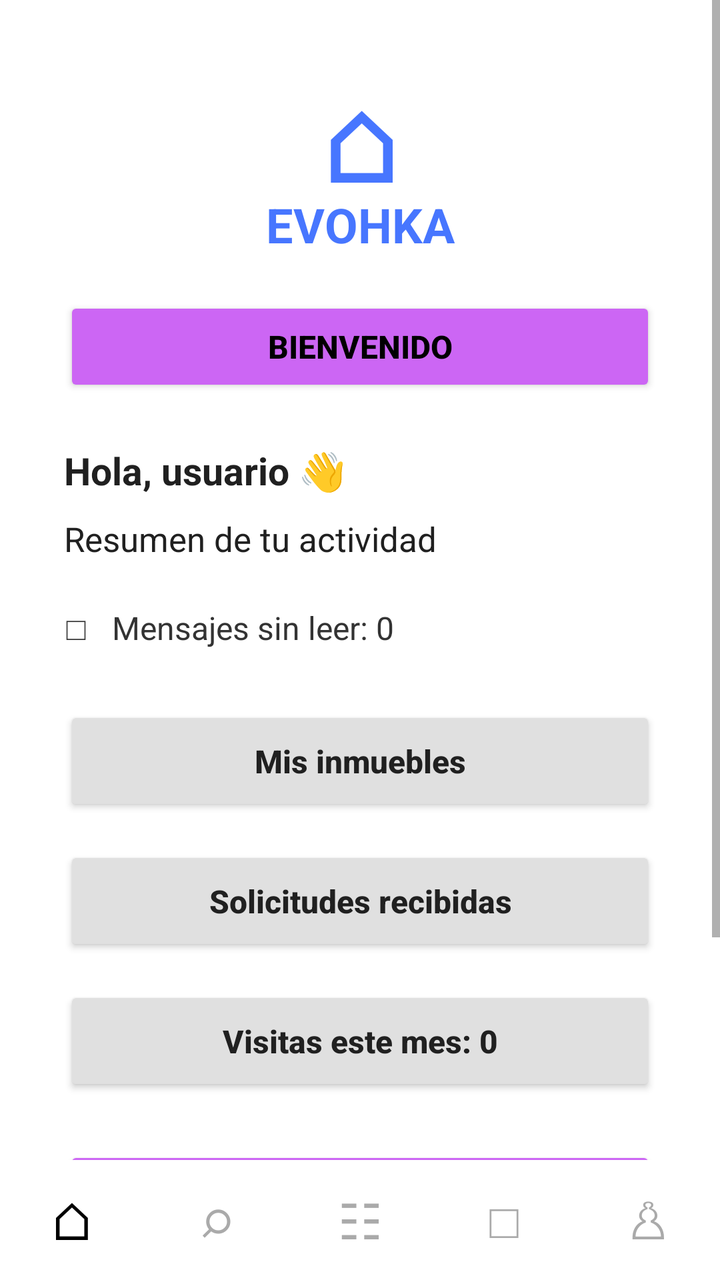
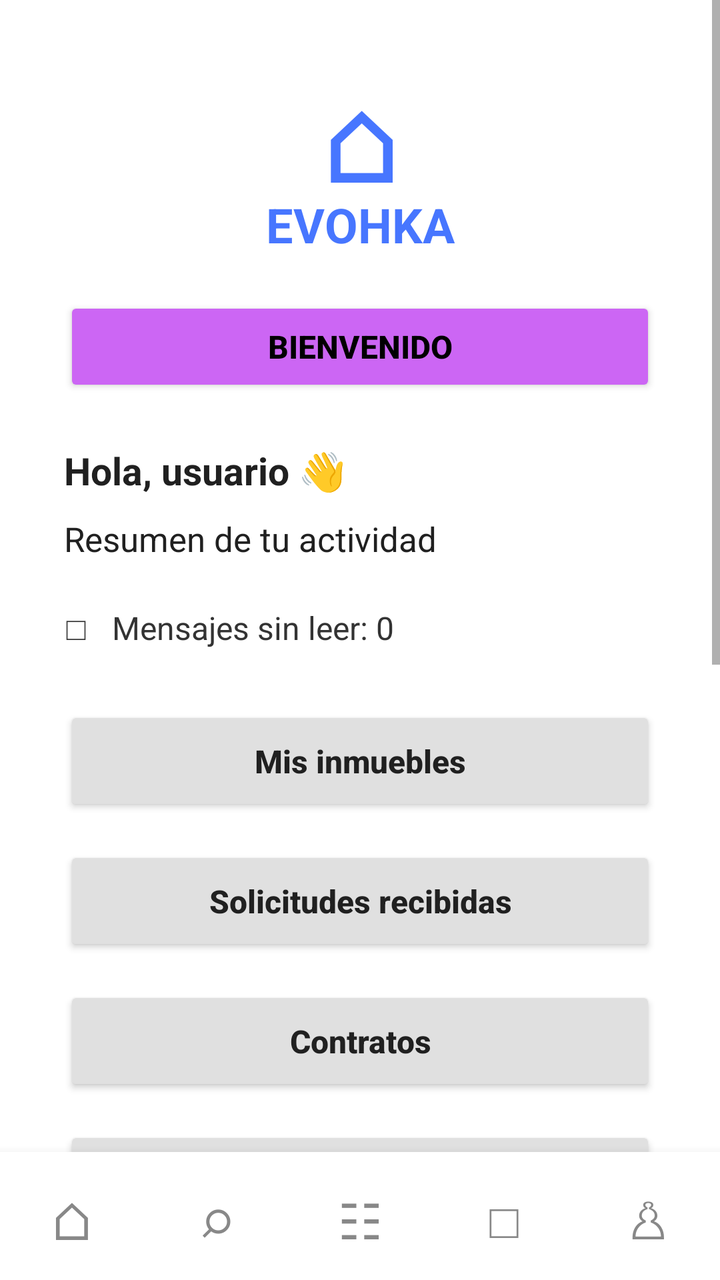

Screens rendered from an Android XML layout before and after an edit, with the pre-edit source and the edit as a unified diff.
<!-- AndroidManifest.xml: application theme Theme.EvohkaApp -->
<!-- res/layout/activity_inicio_propietario.xml -->
<?xml version="1.0" encoding="utf-8"?>
<LinearLayout xmlns:android="http://schemas.android.com/apk/res/android"
    android:layout_width="match_parent"
    android:layout_height="match_parent"
    android:orientation="vertical"
    android:background="#FFFFFF">

    <ScrollView
        android:layout_width="match_parent"
        android:layout_height="0dp"
        android:layout_weight="1"
        android:fillViewport="true">

        <LinearLayout
            android:layout_width="match_parent"
            android:layout_height="wrap_content"
            android:orientation="vertical"
            android:paddingStart="32dp"
            android:paddingEnd="32dp"
            android:paddingTop="40dp"
            android:paddingBottom="25dp">

            <TextView
                android:layout_width="match_parent"
                android:layout_height="wrap_content"
                android:text="⌂"
                android:textAlignment="center"
                android:textColor="#4776FF"
                android:textSize="48sp"
                android:textStyle="bold" />

            <TextView
                android:layout_width="match_parent"
                android:layout_height="wrap_content"
                android:layout_marginTop="-10dp"
                android:text="EVOHKA"
                android:textAlignment="center"
                android:textColor="#4776FF"
                android:textSize="24sp"
                android:textStyle="bold" />

            <Button
                android:layout_width="match_parent"
                android:layout_height="50dp"
                android:layout_marginTop="20dp"
                android:backgroundTint="#CC66F4"
                android:clickable="false"
                android:focusable="false"
                android:text="BIENVENIDO"
                android:textColor="#000000"
                android:textSize="16sp"
                android:textStyle="bold" />

            <TextView
                android:id="@+id/txtSaludoPropietario"
                android:layout_width="match_parent"
                android:layout_height="wrap_content"
                android:layout_marginTop="24dp"
                android:text="Hola, usuario 👋"
                android:textColor="#202020"
                android:textSize="19sp"
                android:textStyle="bold" />

            <TextView
                android:layout_width="match_parent"
                android:layout_height="wrap_content"
                android:layout_marginTop="10dp"
                android:text="Resumen de tu actividad"
                android:textColor="#202020"
                android:textSize="17sp" />

            <TextView
                android:id="@+id/txtMensajesSinLeer"
                android:layout_width="match_parent"
                android:layout_height="wrap_content"
                android:layout_marginTop="22dp"
                android:text="□   Mensajes sin leer: 0"
                android:textColor="#333333"
                android:textSize="16sp" />

            <Button
                android:id="@+id/btnMisInmuebles"
                android:layout_width="match_parent"
                android:layout_height="55dp"
                android:layout_marginTop="28dp"
                android:backgroundTint="#E0E0E0"
                android:text="Mis inmuebles"
                android:textAllCaps="false"
                android:textColor="#202020"
                android:textSize="16sp"
                android:textStyle="bold" />

            <Button
                android:id="@+id/btnSolicitudes"
                android:layout_width="match_parent"
                android:layout_height="55dp"
                android:layout_marginTop="15dp"
                android:backgroundTint="#E0E0E0"
                android:text="Solicitudes recibidas"
                android:textAllCaps="false"
                android:textColor="#202020"
                android:textSize="16sp"
                android:textStyle="bold" />

            <Button
                android:id="@+id/btnVisitas"
                android:layout_width="match_parent"
                android:layout_height="55dp"
                android:layout_marginTop="15dp"
                android:backgroundTint="#E0E0E0"
                android:text="Visitas este mes: 0"
                android:textAllCaps="false"
                android:textColor="#202020"
                android:textSize="16sp"
                android:textStyle="bold" />

            <Button
                android:id="@+id/btnPublicarInmueble"
                android:layout_width="match_parent"
                android:layout_height="55dp"
                android:layout_marginTop="25dp"
                android:backgroundTint="#CC66F4"
                android:text="Publicar nuevo inmueble"
                android:textAllCaps="false"
                android:textColor="#000000"
                android:textSize="16sp"
                android:textStyle="bold" />

            <Button
                android:id="@+id/btnCerrarSesion"
                android:layout_width="match_parent"
                android:layout_height="50dp"
                android:layout_marginTop="15dp"
                android:backgroundTint="#E0E0E0"
                android:text="Cerrar sesión"
                android:textAllCaps="false"
                android:textColor="#202020"
                android:textSize="15sp" />

        </LinearLayout>

    </ScrollView>

    <LinearLayout
        android:layout_width="match_parent"
        android:layout_height="60dp"
        android:orientation="horizontal"
        android:gravity="center"
        android:background="#FFFFFF">

        <TextView
            android:layout_width="0dp"
            android:layout_height="match_parent"
            android:layout_weight="1"
            android:gravity="center"
            android:text="⌂"
            android:textColor="#000000"
            android:textSize="26sp" />

        <TextView
            android:layout_width="0dp"
            android:layout_height="match_parent"
            android:layout_weight="1"
            android:gravity="center"
            android:text="⌕"
            android:textColor="#AAAAAA"
            android:textSize="26sp" />

        <TextView
            android:layout_width="0dp"
            android:layout_height="match_parent"
            android:layout_weight="1"
            android:gravity="center"
            android:text="☷"
            android:textColor="#AAAAAA"
            android:textSize="25sp" />

        <TextView
            android:layout_width="0dp"
            android:layout_height="match_parent"
            android:layout_weight="1"
            android:gravity="center"
            android:text="□"
            android:textColor="#AAAAAA"
            android:textSize="24sp" />

        <TextView
            android:layout_width="0dp"
            android:layout_height="match_parent"
            android:layout_weight="1"
            android:gravity="center"
            android:text="♙"
            android:textColor="#AAAAAA"
            android:textSize="25sp" />

    </LinearLayout>

</LinearLayout>
<!-- resources referenced by this layout -->
<resources>
  <style name="Theme.EvohkaApp" parent="android:Theme.Material.Light.NoActionBar" />
</resources>

<!-- the commit's change to res/layout/activity_inicio_propietario.xml (unified diff, before → after) -->
@@ -103,6 +103,54 @@
                 android:textStyle="bold" />
 
             <Button
+                android:id="@+id/btnContratos"
+                android:layout_width="match_parent"
+                android:layout_height="55dp"
+                android:layout_marginTop="15dp"
+                android:backgroundTint="#E0E0E0"
+                android:text="Contratos"
+                android:textAllCaps="false"
+                android:textColor="#202020"
+                android:textSize="16sp"
+                android:textStyle="bold" />
+
+            <Button
+                android:id="@+id/btnPagos"
+                android:layout_width="match_parent"
+                android:layout_height="55dp"
+                android:layout_marginTop="15dp"
+                android:backgroundTint="#E0E0E0"
+                android:text="Pagos"
+                android:textAllCaps="false"
+                android:textColor="#202020"
+                android:textSize="16sp"
+                android:textStyle="bold" />
+
+            <Button
+                android:id="@+id/btnReporteIngresos"
+                android:layout_width="match_parent"
+                android:layout_height="55dp"
+                android:layout_marginTop="15dp"
+                android:backgroundTint="#E0E0E0"
+                android:text="Reporte de ingresos"
+                android:textAllCaps="false"
+                android:textColor="#202020"
+                android:textSize="16sp"
+                android:textStyle="bold" />
+
+            <Button
+                android:id="@+id/btnNotificaciones"
+                android:layout_width="match_parent"
+                android:layout_height="55dp"
+                android:layout_marginTop="15dp"
+                android:backgroundTint="#E0E0E0"
+                android:text="Notificaciones"
+                android:textAllCaps="false"
+                android:textColor="#202020"
+                android:textSize="16sp"
+                android:textStyle="bold" />
+
+            <Button
                 android:id="@+id/btnVisitas"
                 android:layout_width="match_parent"
                 android:layout_height="55dp"
@@ -141,58 +189,83 @@
 
     </ScrollView>
 
-    <LinearLayout
-        android:layout_width="match_parent"
-        android:layout_height="60dp"
-        android:orientation="horizontal"
-        android:gravity="center"
-        android:background="#FFFFFF">
-
-        <TextView
-            android:layout_width="0dp"
-            android:layout_height="match_parent"
-            android:layout_weight="1"
-            android:gravity="center"
-            android:text="⌂"
-            android:textColor="#000000"
-            android:textSize="26sp" />
-
-        <TextView
-            android:layout_width="0dp"
-            android:layout_height="match_parent"
-            android:layout_weight="1"
-            android:gravity="center"
-            android:text="⌕"
-            android:textColor="#AAAAAA"
-            android:textSize="26sp" />
-
-        <TextView
-            android:layout_width="0dp"
-            android:layout_height="match_parent"
-            android:layout_weight="1"
-            android:gravity="center"
-            android:text="☷"
-            android:textColor="#AAAAAA"
-            android:textSize="25sp" />
-
-        <TextView
-            android:layout_width="0dp"
-            android:layout_height="match_parent"
-            android:layout_weight="1"
-            android:gravity="center"
-            android:text="□"
-            android:textColor="#AAAAAA"
-            android:textSize="24sp" />
-
-        <TextView
-            android:layout_width="0dp"
-            android:layout_height="match_parent"
-            android:layout_weight="1"
-            android:gravity="center"
-            android:text="♙"
-            android:textColor="#AAAAAA"
-            android:textSize="25sp" />
-
-    </LinearLayout>
+    <include layout="@layout/view_navegacion_propietario" />
 
 </LinearLayout>
+<!-- res/layout/view_navegacion_propietario.xml (included above) -->
+<?xml version="1.0" encoding="utf-8"?>
+<LinearLayout xmlns:android="http://schemas.android.com/apk/res/android"
+    android:layout_width="match_parent"
+    android:layout_height="64dp"
+    android:background="#FFFFFF"
+    android:elevation="8dp"
+    android:gravity="center"
+    android:orientation="horizontal"
+    android:paddingTop="4dp">
+
+    <TextView
+        android:id="@+id/navPropietarioInicio"
+        android:layout_width="0dp"
+        android:layout_height="match_parent"
+        android:layout_weight="1"
+        android:clickable="true"
+        android:contentDescription="Inicio"
+        android:focusable="true"
+        android:gravity="center"
+        android:text="⌂"
+        android:textColor="#888888"
+        android:textSize="26sp" />
+
+    <TextView
+        android:id="@+id/navPropietarioInmuebles"
+        android:layout_width="0dp"
+        android:layout_height="match_parent"
+        android:layout_weight="1"
+        android:clickable="true"
+        android:contentDescription="Mis inmuebles"
+        android:focusable="true"
+        android:gravity="center"
+        android:text="⌕"
+        android:textColor="#888888"
+        android:textSize="26sp" />
+
+    <TextView
+        android:id="@+id/navPropietarioSolicitudes"
+        android:layout_width="0dp"
+        android:layout_height="match_parent"
+        android:layout_weight="1"
+        android:clickable="true"
+        android:contentDescription="Solicitudes"
+        android:focusable="true"
+        android:gravity="center"
+        android:text="☷"
+        android:textColor="#888888"
+        android:textSize="25sp" />
+
+    <TextView
+        android:id="@+id/navPropietarioContratos"
+        android:layout_width="0dp"
+        android:layout_height="match_parent"
+        android:layout_weight="1"
+        android:clickable="true"
+        android:contentDescription="Contratos"
+        android:focusable="true"
+        android:gravity="center"
+        android:text="□"
+        android:textColor="#888888"
+        android:textSize="24sp" />
+
+    <TextView
+        android:id="@+id/navPropietarioNotificaciones"
+        android:layout_width="0dp"
+        android:layout_height="match_parent"
+        android:layout_weight="1"
+        android:clickable="true"
+        android:contentDescription="Notificaciones"
+        android:focusable="true"
+        android:gravity="center"
+        android:text="♙"
+        android:textColor="#888888"
+        android:textSize="25sp" />
+
+</LinearLayout>
